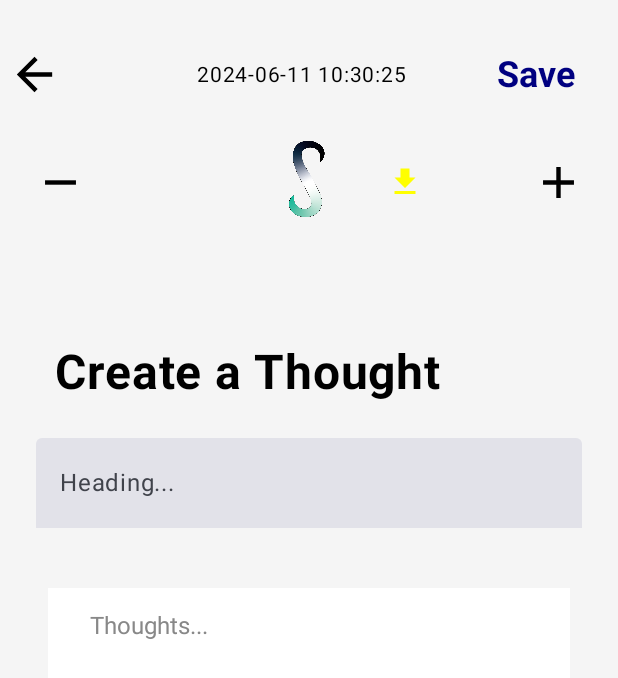
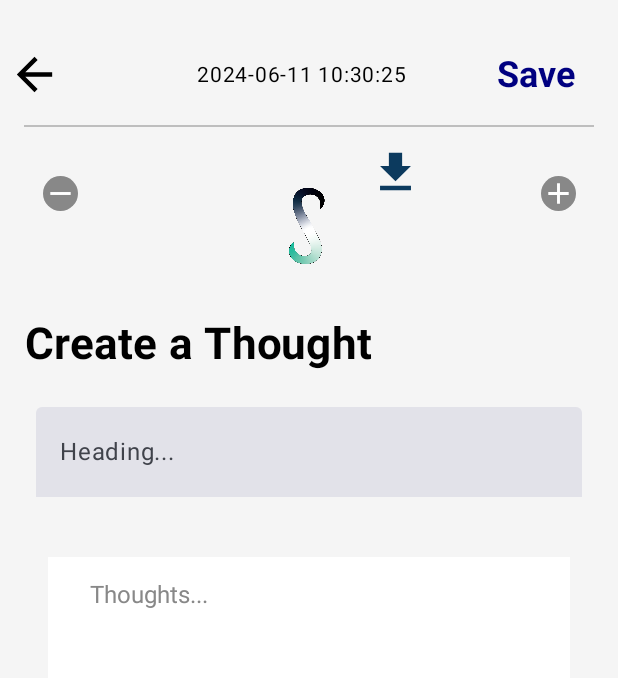
Before and after one commit to knightafter/Slore--A-Password-and-Notes-Manager-App., an Android app built with Jetpack Compose: the ThoughtsScreen screen opened through its navigation route, on a phone screen of 412 x 824 dp. Shown: the top 678 px of the screen. Run offline under Robolectric (Android 15) with nearby library versions, the phone set to English and light mode, and no system bars; our stand-ins replace Firebase (no records; nobody signed in at launch, a user with empty details on screens opened directly); libraries missing offline, so code that uses them is left out: com.itextpdf.kernel, com.itextpdf.layout, org.apache.poi.

Commit message:
/NonImp/ adusted the UI of the thought screen

```diff
--- a/app/src/main/java/com/example/slore/thoughtScreen.kt
+++ b/app/src/main/java/com/example/slore/thoughtScreen.kt
@@ -1,7 +1,5 @@
 package com.example.slore
 
-import android.util.Log
-import androidx.annotation.NonNull
 import androidx.compose.foundation.Image
 import androidx.compose.foundation.layout.Spacer
 import androidx.compose.ui.text.font.FontWeight
@@ -55,7 +53,19 @@ import com.itextpdf.layout.element.Paragraph
 import org.apache.poi.xwpf.usermodel.XWPFDocument
 import java.io.FileOutputStream
 import android.widget.Toast
+import androidx.compose.foundation.shape.CircleShape
+import androidx.compose.ui.draw.clip
+import androidx.compose.ui.tooling.preview.Preview
 import androidx.navigation.NavHostController
+import androidx.navigation.compose.rememberNavController
+
+
+@Preview(showBackground = true)
+@Composable
+fun PreviewThoughtsScreen() {
+    val navController = rememberNavController()
+    ThoughtsScreen(navController)
+}
 
 
 @Composable
@@ -147,14 +157,15 @@ fun ThoughtsScreen(navController: NavHostController) {
                     }
                 }
 
-                Spacer(modifier = Modifier.height(18.dp))
+
+                Divider(color = Color.Gray.copy(alpha = 0.5f), thickness = 1.dp)
 
 
                 // Plus and minus icons
                 Row(
                     modifier = Modifier
                         .fillMaxWidth()
-                        .offset(y = -20.dp)
+                        .offset(y = 4.dp)
                         .padding(vertical = 16.dp),
                     horizontalArrangement = Arrangement.SpaceBetween,
                     verticalAlignment = Alignment.CenterVertically
@@ -162,16 +173,22 @@ fun ThoughtsScreen(navController: NavHostController) {
                     IconButton(onClick = {
                         if (zoomLevel > 0.5f) {
                             zoomLevel -= 0.1f
-
                         }
                     }) {
+                        Box(
+                            modifier = Modifier
+                                .size(23.dp) // Adjust the size as needed
+                                .clip(CircleShape)
+                                .background(Color.Gray),
+                            contentAlignment = Alignment.Center
+                        ) {
                             Icon(
                                 imageVector = Icons.Default.Remove,
                                 contentDescription = "Zoom Out",
-                            tint = Color.Black,
+                                tint = Color.White, // Set the icon color to white for better visibility
                                 modifier = Modifier.size(35.dp)
-
                             )
+                        }
                     }
 
                     IconButton(onClick = {
@@ -179,31 +196,41 @@ fun ThoughtsScreen(navController: NavHostController) {
                             zoomLevel += 0.1f
                         }
                     }) {
+                        Box(
+                            modifier = Modifier
+                                .size(23.dp) // Adjust the size as needed
+                                .clip(CircleShape)
+                                .background(Color.Gray),
+                            contentAlignment = Alignment.Center
+                        ) {
                             Icon(
                                 imageVector = Icons.Default.Add,
                                 contentDescription = "Zoom In",
-                            tint = Color.Black,
+                                tint = Color.White, // Set the icon color to white for better visibility
                                 modifier = Modifier.size(35.dp)
                             )
                         }
                     }
+                }
+
 
                 IconButton(
                     onClick = { showDownloadDialog = true },
-                    modifier = Modifier.offset(x = 230.dp, y = -84.dp)
+                    modifier = Modifier.offset(x = 223.dp, y = -74.dp)
                 ) {
                     Icon(
                         imageVector = Icons.Default.Download,
                         contentDescription = "Download",
-                        tint = Color.Yellow
+                        tint = Color(0xFF0c3a5e),
+                        modifier = Modifier.size(35.dp) // Increase the size to 48.dp or any other value you prefer
                     )
                 }
 
                 Text(
                     text = "Create a Thought",
-                    fontSize = 32.sp,
+                    fontSize = 29.sp,
                     fontWeight = FontWeight.Bold,
-                    modifier = Modifier.offset(x = 20.dp),
+                    modifier = Modifier,
                     textAlign = TextAlign.Center
                 )
 
@@ -227,14 +254,14 @@ fun ThoughtsScreen(navController: NavHostController) {
 
                 Spacer(modifier = Modifier.height(16.dp))
 
-                var totalPages by remember { mutableStateOf(3) }
+                var totalPages by remember { mutableStateOf(1) }
 
                 Box(
                     modifier = Modifier
                         .fillMaxSize()
                         .verticalScroll(scrollState)
                         .padding(16.dp)
-                        .background(Color(0xFFF5F5F5))
+                        .background(Color(0xFFE6E2E2))
                 ) {
                     Column {
                         repeat(totalPages) { pageIndex ->
@@ -422,7 +449,7 @@ fun ThoughtsScreen(navController: NavHostController) {
                 painter = painterResource(id = R.drawable.artboard_7),
                 contentDescription = "Gemini S image",
                 modifier = Modifier
-                    .offset(y = -650.dp)
+                    .offset(y = -619.dp)
                     .size(70.dp)
                     .clickable { showGeminiDialog.value = true }
             )
```
Lines whose indentation alone changed are shown as unchanged.
